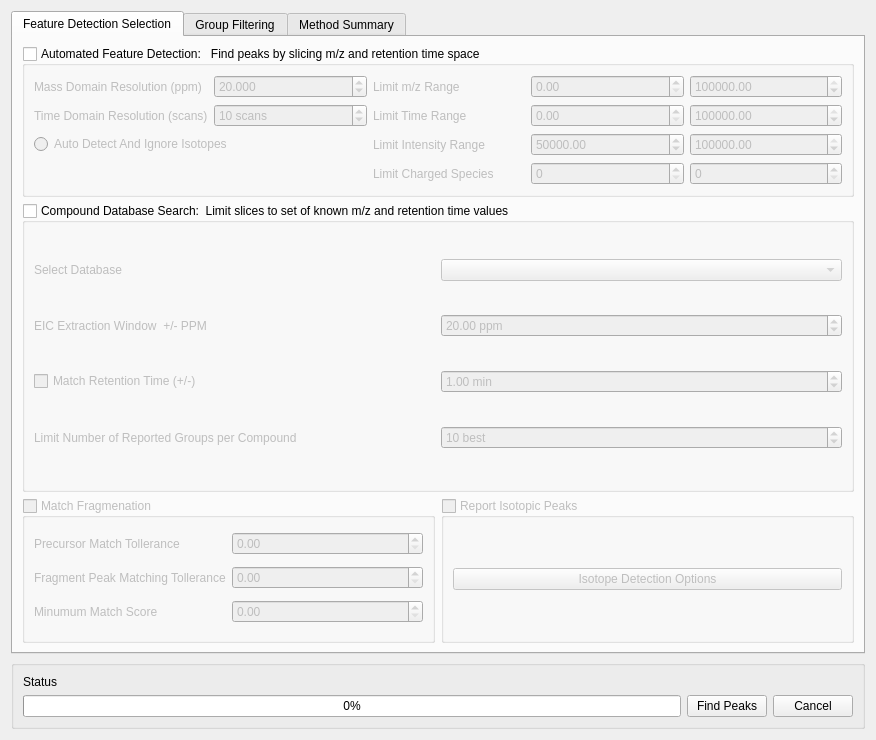
Old version of the form src/gui/mzroll/forms/peakdetectiondialog.ui in the repository ElucidataInc/ElMaven.
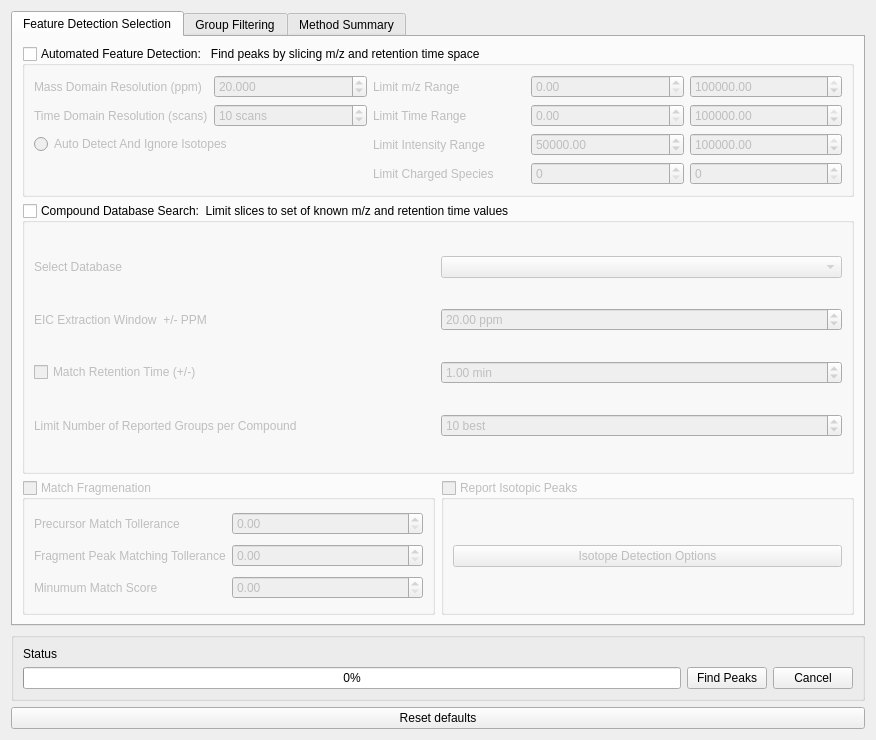
New version of the form.

Commit message: ftr: allow users to reset peaks dialog settings to defaults

Patch:
```diff
--- a/src/gui/mzroll/forms/peakdetectiondialog.ui
+++ b/src/gui/mzroll/forms/peakdetectiondialog.ui
@@ -996,6 +996,13 @@
      </layout>
     </widget>
    </item>
+   <item>
+    <widget class="QPushButton" name="resetButton">
+     <property name="text">
+      <string>Reset defaults</string>
+     </property>
+    </widget>
+   </item>
   </layout>
  </widget>
  <tabstops>
```
The commit also changes 5 other files.
